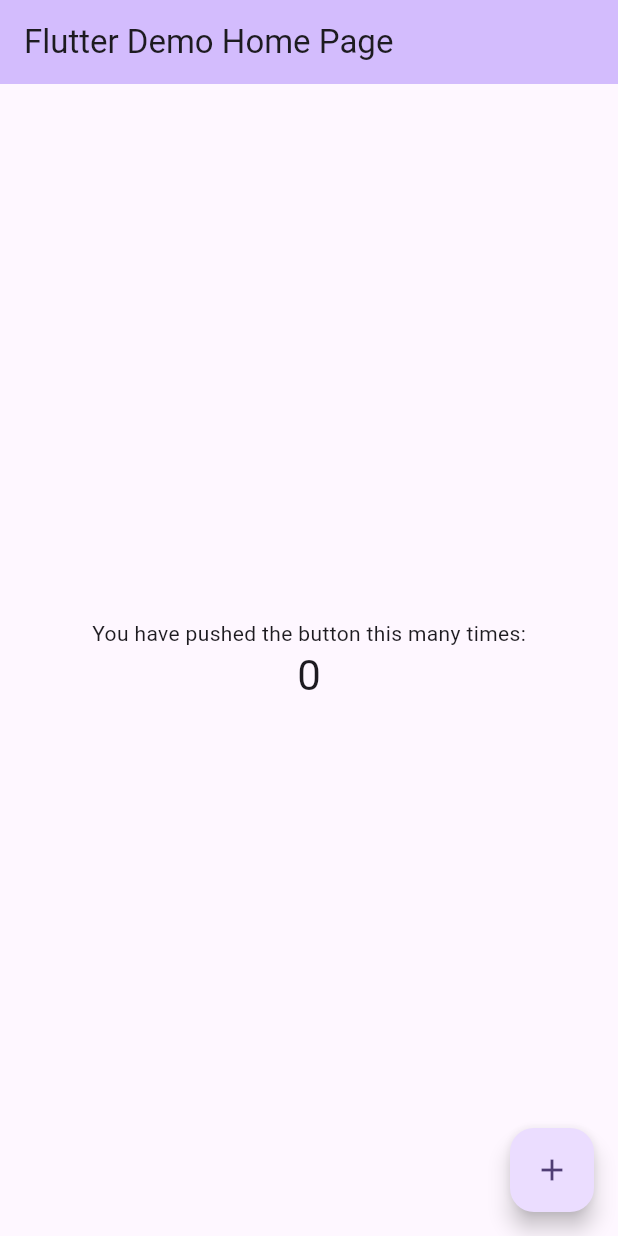
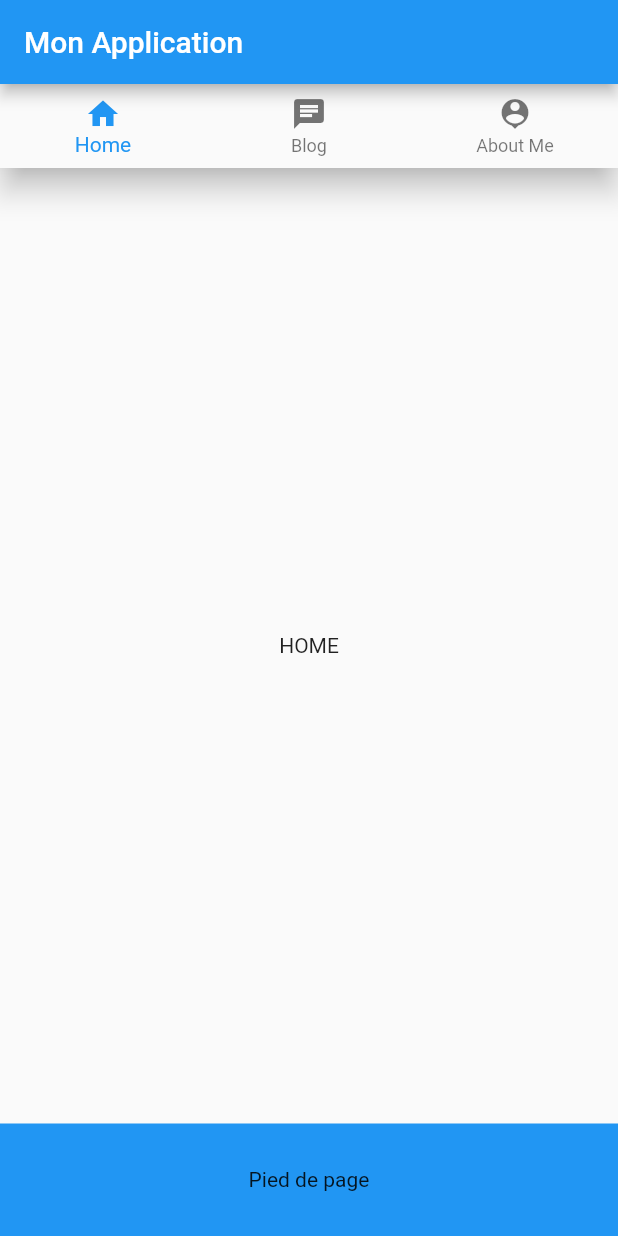
Before and after one commit to eliotpraz1/website, a Flutter app: the screen it shows after launch, on a phone screen of 412 x 824 dp. Run offline on Flutter 3.47's test engine with Material 2 defaults, Android fonts, the phone set to English and light mode, and no system bars.

Commit message:
V1.0 - First Steps
Add changes.log
Create initial architecture from Flutter.
Remove useless readme and widget_test.dart

```diff
--- a/flutter_frontend/lib/main.dart
+++ b/flutter_frontend/lib/main.dart
@@ -1,125 +1,15 @@
 import 'package:flutter/material.dart';
+import 'package:flutter_frontend/screens/home.dart';
 
 void main() {
-  runApp(const MyApp());
+  runApp(MyApp());
 }
 
 class MyApp extends StatelessWidget {
-  const MyApp({super.key});
-
-  // This widget is the root of your application.
   @override
   Widget build(BuildContext context) {
     return MaterialApp(
-      title: 'Flutter Demo',
-      theme: ThemeData(
-        // This is the theme of your application.
-        //
-        // TRY THIS: Try running your application with "flutter run". You'll see
-        // the application has a blue toolbar. Then, without quitting the app,
-        // try changing the seedColor in the colorScheme below to Colors.green
-        // and then invoke "hot reload" (save your changes or press the "hot
-        // reload" button in a Flutter-supported IDE, or press "r" if you used
-        // the command line to start the app).
-        //
-        // Notice that the counter didn't reset back to zero; the application
-        // state is not lost during the reload. To reset the state, use hot
-        // restart instead.
-        //
-        // This works for code too, not just values: Most code changes can be
-        // tested with just a hot reload.
-        colorScheme: ColorScheme.fromSeed(seedColor: Colors.deepPurple),
-        useMaterial3: true,
-      ),
-      home: const MyHomePage(title: 'Flutter Demo Home Page'),
+      home: Home(),
     );
   }
 }
-
-class MyHomePage extends StatefulWidget {
-  const MyHomePage({super.key, required this.title});
-
-  // This widget is the home page of your application. It is stateful, meaning
-  // that it has a State object (defined below) that contains fields that affect
-  // how it looks.
-
-  // This class is the configuration for the state. It holds the values (in this
-  // case the title) provided by the parent (in this case the App widget) and
-  // used by the build method of the State. Fields in a Widget subclass are
-  // always marked "final".
-
-  final String title;
-
-  @override
-  State<MyHomePage> createState() => _MyHomePageState();
-}
-
-class _MyHomePageState extends State<MyHomePage> {
-  int _counter = 0;
-
-  void _incrementCounter() {
-    setState(() {
-      // This call to setState tells the Flutter framework that something has
-      // changed in this State, which causes it to rerun the build method below
-      // so that the display can reflect the updated values. If we changed
-      // _counter without calling setState(), then the build method would not be
-      // called again, and so nothing would appear to happen.
-      _counter++;
-    });
-  }
-
-  @override
-  Widget build(BuildContext context) {
-    // This method is rerun every time setState is called, for instance as done
-    // by the _incrementCounter method above.
-    //
-    // The Flutter framework has been optimized to make rerunning build methods
-    // fast, so that you can just rebuild anything that needs updating rather
-    // than having to individually change instances of widgets.
-    return Scaffold(
-      appBar: AppBar(
-        // TRY THIS: Try changing the color here to a specific color (to
-        // Colors.amber, perhaps?) and trigger a hot reload to see the AppBar
-        // change color while the other colors stay the same.
-        backgroundColor: Theme.of(context).colorScheme.inversePrimary,
-        // Here we take the value from the MyHomePage object that was created by
-        // the App.build method, and use it to set our appbar title.
-        title: Text(widget.title),
-      ),
-      body: Center(
-        // Center is a layout widget. It takes a single child and positions it
-        // in the middle of the parent.
-        child: Column(
-          // Column is also a layout widget. It takes a list of children and
-          // arranges them vertically. By default, it sizes itself to fit its
-          // children horizontally, and tries to be as tall as its parent.
-          //
-          // Column has various properties to control how it sizes itself and
-          // how it positions its children. Here we use mainAxisAlignment to
-          // center the children vertically; the main axis here is the vertical
-          // axis because Columns are vertical (the cross axis would be
-          // horizontal).
-          //
-          // TRY THIS: Invoke "debug painting" (choose the "Toggle Debug Paint"
-          // action in the IDE, or press "p" in the console), to see the
-          // wireframe for each widget.
-          mainAxisAlignment: MainAxisAlignment.center,
-          children: <Widget>[
-            const Text(
-              'You have pushed the button this many times:',
-            ),
-            Text(
-              '$_counter',
-              style: Theme.of(context).textTheme.headlineMedium,
-            ),
-          ],
-        ),
-      ),
-      floatingActionButton: FloatingActionButton(
-        onPressed: _incrementCounter,
-        tooltip: 'Increment',
-        child: const Icon(Icons.add),
-      ), // This trailing comma makes auto-formatting nicer for build methods.
-    );
-  }
-}
--- /dev/null
+++ b/flutter_frontend/lib/screens/blog.dart
@@ -0,0 +1,17 @@
+import 'package:flutter/material.dart';
+
+class Blog extends StatefulWidget {
+  const Blog({super.key});
+
+  @override
+  State<Blog> createState() => _BlogState();
+}
+
+class _BlogState extends State<Blog> {
+  @override
+  Widget build(BuildContext context) {
+    return const Center(
+      child: Text('Blog'),
+    );
+  }
+}
--- /dev/null
+++ b/flutter_frontend/lib/screens/fix/footer.dart
@@ -0,0 +1,15 @@
+import 'package:flutter/material.dart';
+
+//Fix footer
+class Footer extends StatelessWidget {
+  @override
+  Widget build(BuildContext context) {
+    return Container(
+      height: 75,
+      color: Colors.blue,
+      child: Center(
+        child: Text('Pied de page'),
+      ),
+    );
+  }
+}
--- /dev/null
+++ b/flutter_frontend/lib/screens/fix/header.dart
@@ -0,0 +1,13 @@
+import 'package:flutter/material.dart';
+
+class Header extends StatelessWidget implements PreferredSizeWidget {
+  Size get preferredSize => Size.fromHeight(56.0);
+
+  @override
+  Widget build(BuildContext context) {
+    return AppBar(
+      backgroundColor: Colors.blue,
+      title: Text('Mon Application'),
+    );
+  }
+}
--- /dev/null
+++ b/flutter_frontend/lib/screens/home.dart
@@ -0,0 +1,48 @@
+import 'package:flutter/material.dart';
+import 'package:flutter_frontend/screens/aboutme.dart';
+import 'package:flutter_frontend/screens/blog.dart';
+import 'package:flutter_frontend/screens/fix/footer.dart';
+import 'package:flutter_frontend/screens/fix/header.dart';
+import 'package:flutter_frontend/screens/home_content.dart';
+import 'package:flutter_frontend/widgets/navbar.dart';
+
+class Home extends StatefulWidget {
+  @override
+  _HomeState createState() => _HomeState();
+}
+
+class _HomeState extends State<Home> {
+  int _currentIndex = 0;
+
+  void _onItemTapped(int index) {
+    setState(() {
+      _currentIndex = index;
+    });
+  }
+
+  @override
+  Widget build(BuildContext context) {
+    return Scaffold(
+      appBar: Header(),
+      body: Column(
+        children: <Widget>[
+          Navbar(
+            currentIndex: _currentIndex,
+            onTap: _onItemTapped,
+          ),
+          Expanded(
+            child: IndexedStack(
+              index: _currentIndex,
+              children: [
+                HomeContent(),
+                const Blog(),
+                AboutMe(),
+              ],
+            ),
+          ),
+          Footer(),
+        ],
+      ),
+    );
+  }
+}
--- /dev/null
+++ b/flutter_frontend/lib/screens/home_content.dart
@@ -0,0 +1,11 @@
+import 'package:flutter/material.dart';
+
+class HomeContent extends StatelessWidget {
+  @override
+  Widget build(BuildContext context) {
+    // Vous pouvez personnaliser le contenu du corps ici en fonction de la navigation.
+    return const Center(
+      child: Text('HOME'),
+    );
+  }
+}
--- /dev/null
+++ b/flutter_frontend/lib/widgets/navbar.dart
@@ -0,0 +1,22 @@
+import 'package:flutter/material.dart';
+
+class Navbar extends StatelessWidget {
+  final int currentIndex;
+  final Function(int) onTap;
+
+  Navbar({required this.currentIndex, required this.onTap});
+
+  @override
+  Widget build(BuildContext context) {
+    return BottomNavigationBar(
+      currentIndex: currentIndex,
+      onTap: onTap,
+      items: const [
+        BottomNavigationBarItem(icon: Icon(Icons.home), label: 'Home'),
+        BottomNavigationBarItem(icon: Icon(Icons.chat), label: 'Blog'),
+        BottomNavigationBarItem(
+            icon: Icon(Icons.person_pin), label: 'About Me'),
+      ],
+    );
+  }
+}
--- a/flutter_frontend/pubspec.yaml
+++ b/flutter_frontend/pubspec.yaml
@@ -30,6 +30,7 @@ environment:
 dependencies:
   flutter:
     sdk: flutter
+  url_launcher: ^6.0.6
 
 
   # The following adds the Cupertino Icons font to your application.
```
Also changed, not shown: flutter_frontend/lib/screens/aboutme.dart (added, +92 -0 lines), 4 other files.
